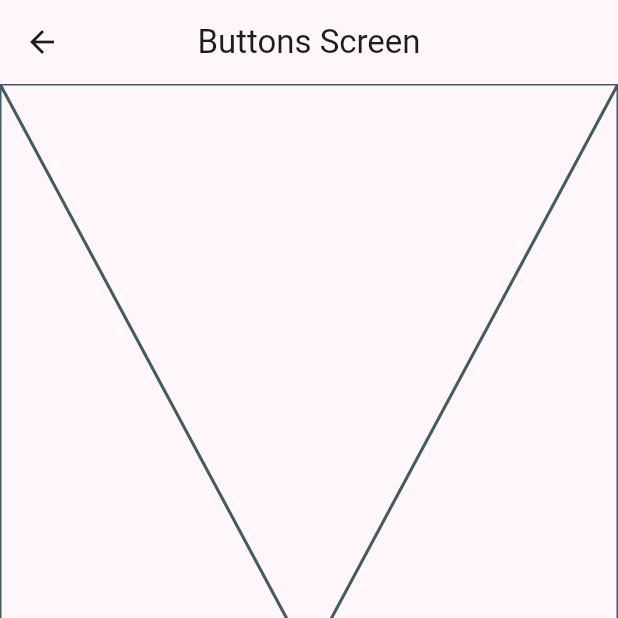
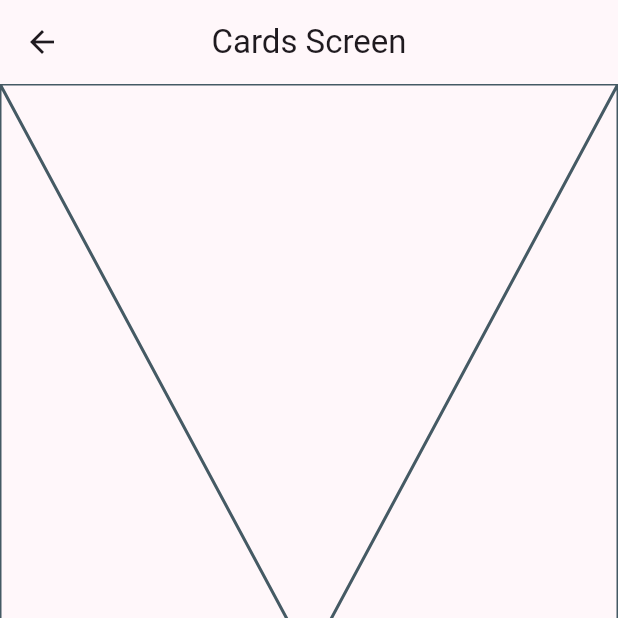
Before and after one commit to jhoncar7/widgets-flutter, a Flutter app: the screen it shows after launch, after a tap on "Botones", on a phone screen of 412 x 824 dp, the top half of it. Run offline on Flutter 3.47's test engine with Material 2 defaults, Android fonts, the phone set to English and light mode, and no system bars; our stand-ins replace go_router.

Commit message:
rutas con name implementado

```diff
--- a/lib/config/router/app_router.dart
+++ b/lib/config/router/app_router.dart
@@ -8,14 +8,17 @@ final appRouter = GoRouter(
   routes: [
     GoRoute(
       path: '/',
+      name: HomeScreen.name,
       builder: (context, state) =>const  HomeScreen(),
     ),
     GoRoute(
       path: '/buttons',
+      name: ButtonsScreen.name,
       builder: (context, state) =>const  ButtonsScreen(),
     ),
     GoRoute(
       path: '/cards',
+      name: CardsScreen.name,
       builder: (context, state) =>const  CardsScreen(),
     ),
   ],
--- a/lib/presentation/screens/buttons/buttons_screen.dart
+++ b/lib/presentation/screens/buttons/buttons_screen.dart
@@ -1,6 +1,9 @@
 import 'package:flutter/material.dart';
 
 class ButtonsScreen extends StatelessWidget {
+
+  static const String name = 'buttons_screen';
+
   const ButtonsScreen({super.key});
 
   @override
--- a/lib/presentation/screens/cards/card_screen.dart
+++ b/lib/presentation/screens/cards/card_screen.dart
@@ -1,6 +1,9 @@
 import 'package:flutter/material.dart';
 
 class CardsScreen extends StatelessWidget {
+
+  static const String name = 'cards_screen';
+
   const CardsScreen({super.key});
 
   @override
--- a/lib/presentation/screens/home/home_screen.dart
+++ b/lib/presentation/screens/home/home_screen.dart
@@ -1,16 +1,20 @@
 import 'package:flutter/material.dart';
 import 'package:go_router/go_router.dart';
 import 'package:widgets_app/config/menu/menu_items.dart';
-import 'package:widgets_app/presentation/screens/buttons/buttons_screen.dart';
+import 'package:widgets_app/presentation/screens/screens.dart';
+
 
 class HomeScreen extends StatelessWidget {
+
+  static const String name = 'home_screen';
+
   const HomeScreen({super.key});
 
   @override
   Widget build(BuildContext context) {
     return Scaffold(
       appBar: AppBar(
-        title: Text('Flutter + Material 3'),
+        title: const Text('Flutter + Material 3'),
         // centerTitle: true,
       ),
       body: const _HomeView(),
@@ -19,9 +23,8 @@ class HomeScreen extends StatelessWidget {
 }
 
 class _HomeView extends StatelessWidget {
-  const _HomeView({
-    super.key,
-  });
+
+  const _HomeView({super.key});
 
   @override
   Widget build(BuildContext context) {
@@ -61,7 +64,9 @@ class _CustomListTitle extends StatelessWidget {
 
         // Navigator.pushNamed(context, menuItem.link);
 
-        context.push(menuItem.link);
+        // context.push(menuItem.link);
+
+        context.pushNamed(CardsScreen.name);
       },
     );
   }
```
